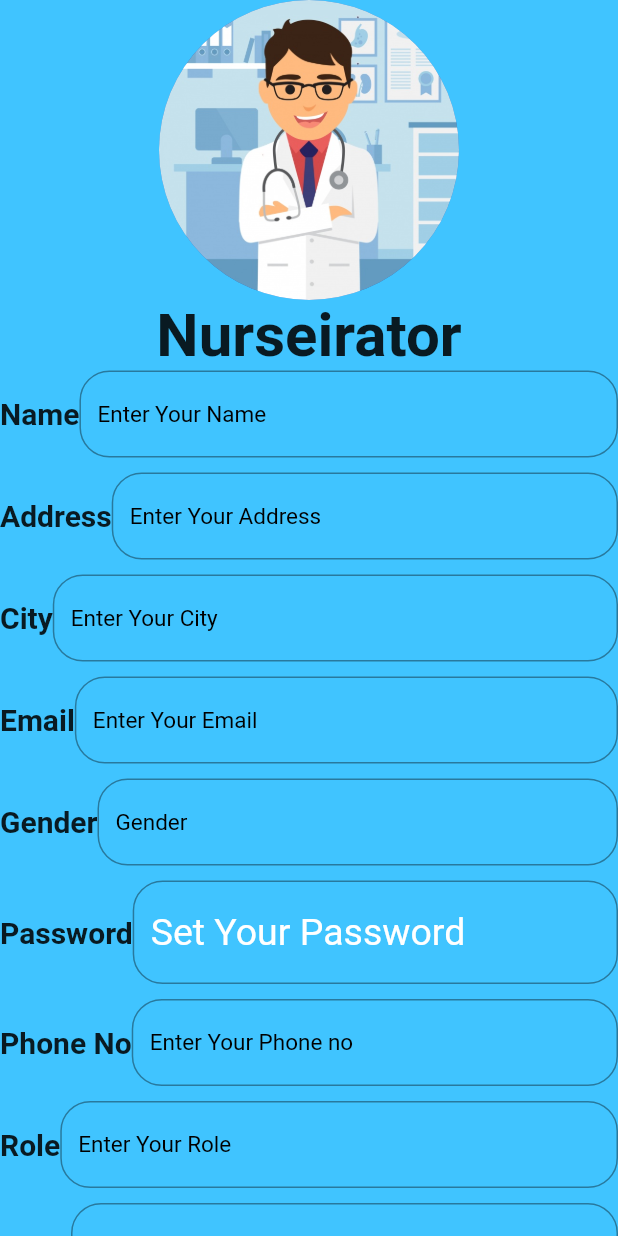
After one commit to SARTHAK-27/Nurseirator, a Flutter app: the registration screen opened by its route, on a phone screen of 412 x 824 dp. The commit adds this screen. Run offline on Flutter 3.47's test engine with Material 2 defaults, Android fonts, the phone set to English and light mode, and no system bars; our stand-ins replace firebase_auth, firebase_core; accounts and stored records are empty.

Commit message:
Made a new reg page

```diff
--- /dev/null
+++ b/FLUTTER APP/lib/Reg.dart
@@ -0,0 +1,300 @@
+import 'package:flutter/material.dart';
+import 'package:nurseirator/button.dart';
+class registration extends StatefulWidget {
+  @override
+  _registrationState createState() => _registrationState();
+}
+
+class _registrationState extends State<registration> {
+  @override
+  Widget build(BuildContext context) {
+    return Scaffold(
+      backgroundColor: Colors.lightBlueAccent,
+      body: ListView(
+        children: [
+          Center(
+            child: Container(
+              child: CircleAvatar(
+                radius: 100,
+                backgroundImage: AssetImage('image/doc.jpg'),
+              ),
+            ),
+          ),
+          Center(
+            child: Text('Nurseirator',
+              style: TextStyle(fontWeight: FontWeight.bold,
+                  fontSize: 40),),
+          ),
+          Container(
+            child: Row(
+              children: [
+                Text('Name',
+                style: TextStyle(fontWeight: FontWeight.bold,
+                    fontSize: 20),),
+                Flexible(
+                  child: TextField(
+                    onChanged: (value) {
+                    },
+                    style: TextStyle(color: Colors.black, fontSize: 15),
+                    keyboardType: TextInputType.emailAddress,
+                    decoration: InputDecoration(
+                      hintStyle: TextStyle(color: Colors.black),
+                      hintText: 'Enter Your Name',
+                      border: OutlineInputBorder(
+                        borderRadius: BorderRadius.all(Radius.circular(20.0)),
+                      ),
+                    ),
+                  ),
+                ),
+
+              ],
+            ),
+          ),
+          SizedBox(height: 10,),
+          Container(
+            child: Row(
+              children: [
+                Text('Address',
+                  style: TextStyle(fontWeight: FontWeight.bold,
+                      fontSize: 20),),
+                Flexible(
+                  child: TextField(
+                    onChanged: (value) {
+                    },
+                    style: TextStyle(color: Colors.black, fontSize: 15),
+                    keyboardType: TextInputType.emailAddress,
+                    decoration: InputDecoration(
+                      hintStyle: TextStyle(color: Colors.black),
+                      hintText: 'Enter Your Address',
+                      border: OutlineInputBorder(
+                        borderRadius: BorderRadius.all(Radius.circular(20.0)),
+                      ),
+                    ),
+                  ),
+                ),
+
+              ],
+            ),
+          ),
+          SizedBox(height: 10,),
+          Container(
+            child: Row(
+              children: [
+                Text('City',
+                  style: TextStyle(fontWeight: FontWeight.bold,
+                      fontSize: 20),),
+                Flexible(
+                  child: TextField(
+                    onChanged: (value) {
+                    },
+                    style: TextStyle(color: Colors.black, fontSize: 15),
+                    keyboardType: TextInputType.emailAddress,
+                    decoration: InputDecoration(
+                      hintStyle: TextStyle(color: Colors.black),
+                      hintText: 'Enter Your City',
+                      border: OutlineInputBorder(
+                        borderRadius: BorderRadius.all(Radius.circular(20.0)),
+                      ),
+                    ),
+                  ),
+                ),
+
+              ],
+            ),
+          ),
+          SizedBox(height: 10,),
+          Container(
+            child: Row(
+              children: [
+                Text('Email',
+                  style: TextStyle(fontWeight: FontWeight.bold,
+                      fontSize: 20),),
+                Flexible(
+                  child: TextField(
+                    onChanged: (value) {
+                    },
+                    style: TextStyle(color: Colors.black, fontSize: 15),
+                    keyboardType: TextInputType.emailAddress,
+                    decoration: InputDecoration(
+                      hintStyle: TextStyle(color: Colors.black),
+                      hintText: 'Enter Your Email',
+                      border: OutlineInputBorder(
+                        borderRadius: BorderRadius.all(Radius.circular(20.0)),
+                      ),
+                    ),
+                  ),
+                ),
+
+              ],
+            ),
+          ),
+          SizedBox(height: 10,),
+          Container(
+            child: Row(
+              children: [
+                Text('Gender',
+                  style: TextStyle(fontWeight: FontWeight.bold,
+                      fontSize: 20),),
+                Flexible(
+                  child: TextField(
+                    onChanged: (value) {
+                    },
+                    style: TextStyle(color: Colors.black, fontSize: 15),
+                    keyboardType: TextInputType.emailAddress,
+                    decoration: InputDecoration(
+                      hintStyle: TextStyle(color: Colors.black),
+                      hintText: 'Gender',
+                      border: OutlineInputBorder(
+                        borderRadius: BorderRadius.all(Radius.circular(20.0)),
+                      ),
+                    ),
+                  ),
+                ),
+
+              ],
+            ),
+          ),
+          SizedBox(height: 10,),
+          Container(
+            child: Row(
+              children: [
+                Text('Password',
+                  style: TextStyle(fontWeight: FontWeight.bold,
+                      fontSize: 20),),
+                Flexible(
+                  child: TextField(
+                    obscureText: true,
+                    onChanged: (value) {
+                    },
+                    style: TextStyle(color: Colors.white, fontSize: 25),
+                    decoration: InputDecoration(
+                      hintStyle: TextStyle(color: Colors.white),
+                      hintText: 'Set Your Password',
+                      border: OutlineInputBorder(
+                        borderRadius: BorderRadius.all(Radius.circular(20.0)),
+                      ),
+                    ),
+                  ),
+                ),
+
+              ],
+            ),
+          ),
+          SizedBox(height: 10,),
+          Container(
+            child: Row(
+              children: [
+                Text('Phone No',
+                  style: TextStyle(fontWeight: FontWeight.bold,
+                      fontSize: 20),),
+                Flexible(
+                  child: TextField(
+                    onChanged: (value) {
+                    },
+                    style: TextStyle(color: Colors.black, fontSize: 15),
+                    keyboardType: TextInputType.emailAddress,
+                    decoration: InputDecoration(
+                      hintStyle: TextStyle(color: Colors.black),
+                      hintText: 'Enter Your Phone no',
+                      border: OutlineInputBorder(
+                        borderRadius: BorderRadius.all(Radius.circular(20.0)),
+                      ),
+                    ),
+                  ),
+                ),
+
+              ],
+            ),
+          ),
+          SizedBox(height: 10,),
+          Container(
+            child: Row(
+              children: [
+                Text('Role',
+                  style: TextStyle(fontWeight: FontWeight.bold,
+                      fontSize: 20),),
+                Flexible(
+                  child: TextField(
+                    onChanged: (value) {
+                    },
+                    style: TextStyle(color: Colors.black, fontSize: 15),
+                    keyboardType: TextInputType.emailAddress,
+                    decoration: InputDecoration(
+                      hintStyle: TextStyle(color: Colors.black),
+                      hintText: 'Enter Your Role',
+                      border: OutlineInputBorder(
+                        borderRadius: BorderRadius.all(Radius.circular(20.0)),
+                      ),
+                    ),
+                  ),
+                ),
+
+              ],
+            ),
+          ),
+          SizedBox(height: 10,),
+          Container(
+            child: Row(
+              children: [
+                Text('State',
+                  style: TextStyle(fontWeight: FontWeight.bold,
+                      fontSize: 20),),
+                Flexible(
+                  child: TextField(
+                    onChanged: (value) {
+                    },
+                    style: TextStyle(color: Colors.black, fontSize: 15),
+                    keyboardType: TextInputType.emailAddress,
+                    decoration: InputDecoration(
+                      hintStyle: TextStyle(color: Colors.black),
+                      hintText: 'Enter Your State',
+                      border: OutlineInputBorder(
+                        borderRadius: BorderRadius.all(Radius.circular(20.0)),
+                      ),
+                    ),
+                  ),
+                ),
+
+              ],
+            ),
+          ),
+          SizedBox(height: 10,),
+          Container(
+            child: Row(
+              children: [
+                Text('Zipcode',
+                  style: TextStyle(fontWeight: FontWeight.bold,
+                      fontSize: 20),),
+                Flexible(
+                  child: TextField(
+                    onChanged: (value) {
+                    },
+                    style: TextStyle(color: Colors.black, fontSize: 15),
+                    keyboardType: TextInputType.emailAddress,
+                    decoration: InputDecoration(
+                      hintStyle: TextStyle(color: Colors.black),
+                      hintText: 'Enter Your Zipcode',
+                      border: OutlineInputBorder(
+                        borderRadius: BorderRadius.all(Radius.circular(20.0)),
+                      ),
+                    ),
+                  ),
+                ),
+
+              ],
+            ),
+          ),
+          SizedBox(height: 10,),
+          buttonn(
+              colour: Colors.lightBlue,
+              chilld: Text('Register'),
+              onpress: ()  {
+
+              }
+
+          ),
+        ],
+      ),
+    );
+  }
+}
--- a/FLUTTER APP/lib/Registration.dart
+++ b/FLUTTER APP/lib/Registration.dart
@@ -1,11 +1,15 @@
 import 'package:flutter/material.dart';
 import 'package:nurseirator/button.dart';
+import 'package:firebase_auth/firebase_auth.dart';
 class registerScreen extends StatefulWidget {
   @override
   _registerScreenState createState() => _registerScreenState();
 }
+final _auth=FirebaseAuth.instance;
 final String ml='Doctor';
 class _registerScreenState extends State<registerScreen> {
+  String email;
+  String password;
   @override
   Widget build(BuildContext context) {
     return Scaffold(
@@ -28,6 +32,7 @@ class _registerScreenState extends State<registerScreen> {
                     fontSize: 40),),
               TextField(
                 onChanged: (value) {
+                  email=value;
                 },
                 style: TextStyle(color: Colors.white, fontSize: 25),
                 keyboardType: TextInputType.emailAddress,
@@ -43,6 +48,7 @@ class _registerScreenState extends State<registerScreen> {
               TextField(
                 obscureText: true,
                 onChanged: (value) {
+                  password=value;
                 },
                 style: TextStyle(color: Colors.white, fontSize: 25),
                 decoration: InputDecoration(
@@ -74,7 +80,22 @@ class _registerScreenState extends State<registerScreen> {
               buttonn(
                 colour: Colors.lightBlue,
                 chilld: Text('SignIn'),
-                onpress: (){},
+                onpress: () async {
+                  print(email);
+                  try {
+                    final newUser = await _auth.createUserWithEmailAndPassword(
+                        email: email, password: password);
+                    if(newUser!=null)
+                      {
+                        Navigator.pushNamed(context, '/');
+                      }
+                  }
+                  catch(e)
+                  {
+                    print(e);
+                  }
+                }
+
               ),
             ],
           ),
--- a/FLUTTER APP/lib/login.dart
+++ b/FLUTTER APP/lib/login.dart
@@ -1,11 +1,16 @@
 import 'package:flutter/material.dart';
 import 'package:nurseirator/button.dart';
+import 'package:firebase_auth/firebase_auth.dart';
 class loginScreen extends StatefulWidget {
   @override
   _loginScreenState createState() => _loginScreenState();
 }
+final _auth=FirebaseAuth.instance;
+String email;
+String password;
+class _loginScreenState extends State<loginScreen> {
 
-class _loginScreenState extends State<loginScreen> {
+
   @override
   Widget build(BuildContext context) {
     return Scaffold(
@@ -28,6 +33,7 @@ class _loginScreenState extends State<loginScreen> {
                     fontSize: 40),),
               TextField(
                 onChanged: (value) {
+                  email=value;
                 },
                 style: TextStyle(color: Colors.white, fontSize: 25),
                 keyboardType: TextInputType.emailAddress,
@@ -43,6 +49,7 @@ class _loginScreenState extends State<loginScreen> {
               TextField(
                 obscureText: true,
                 onChanged: (value) {
+                  password=value;
                 },
                 style: TextStyle(color: Colors.white, fontSize: 25),
                 decoration: InputDecoration(
@@ -57,7 +64,24 @@ class _loginScreenState extends State<loginScreen> {
               buttonn(
                 colour: Colors.lightBlue,
                 chilld: Text('LogIn'),
-                onpress: (){},
+                onpress: () async{
+
+                  try{
+                    final user=await _auth.signInWithEmailAndPassword(email: email, password: password);
+                    print(email);
+                    if(user!=null)
+                    {
+                      Navigator.pushNamed(context, '/');
+                      print(email);
+                    }
+
+                  }
+                  catch(e)
+                  {
+                    print(e);
+                  }
+
+                },
               ),
             ],
           ),
--- a/FLUTTER APP/lib/main.dart
+++ b/FLUTTER APP/lib/main.dart
@@ -1,10 +1,16 @@
 import 'package:flutter/material.dart';
+import 'package:nurseirator/Reg.dart';
 import 'package:nurseirator/Registration.dart';
 import 'package:nurseirator/login.dart';
 import 'package:nurseirator/welcomeScreen.dart';
 import 'package:nurseirator/patient.dart';
+import 'package:nurseirator/Reg.dart';
+import 'package:firebase_auth/firebase_auth.dart';
+import 'package:firebase_core/firebase_core.dart';
 import 'package:nurseirator/login.dart';
-void main() {
+void main() async{
+  WidgetsFlutterBinding.ensureInitialized();
+  await Firebase.initializeApp();
   runApp(MyApp());
 }
 class MyApp extends StatefulWidget {
@@ -20,6 +26,7 @@ class _MyAppState extends State<MyApp> {
       routes: {
         '/':(context)=>welcomeScreen(),
         '/register':(context)=>registerScreen(),
+        '/reg':(context)=>registration(),
         '/login':(context)=>loginScreen(),
         '/patient':(context)=>patient(),
       },
```
